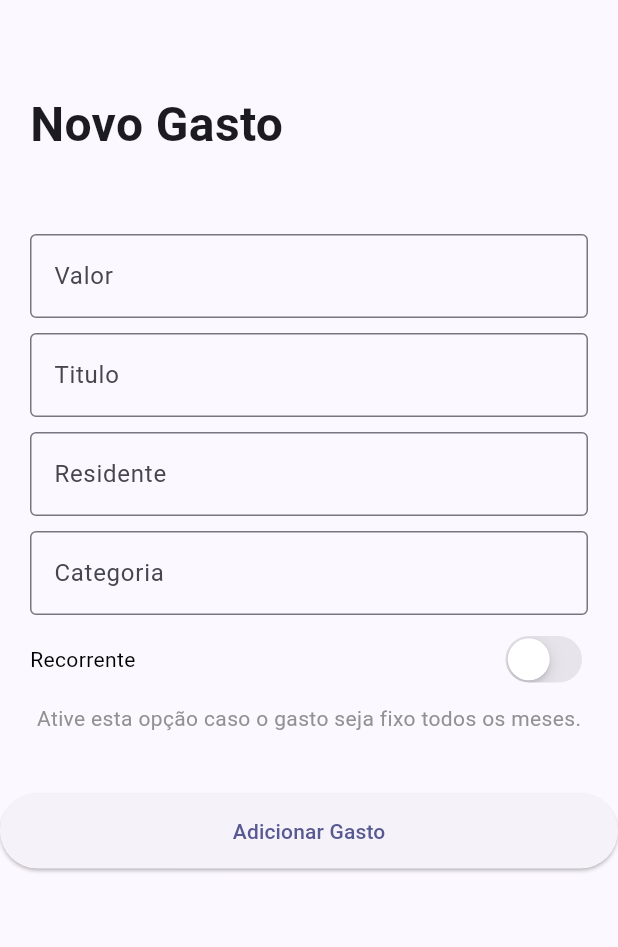
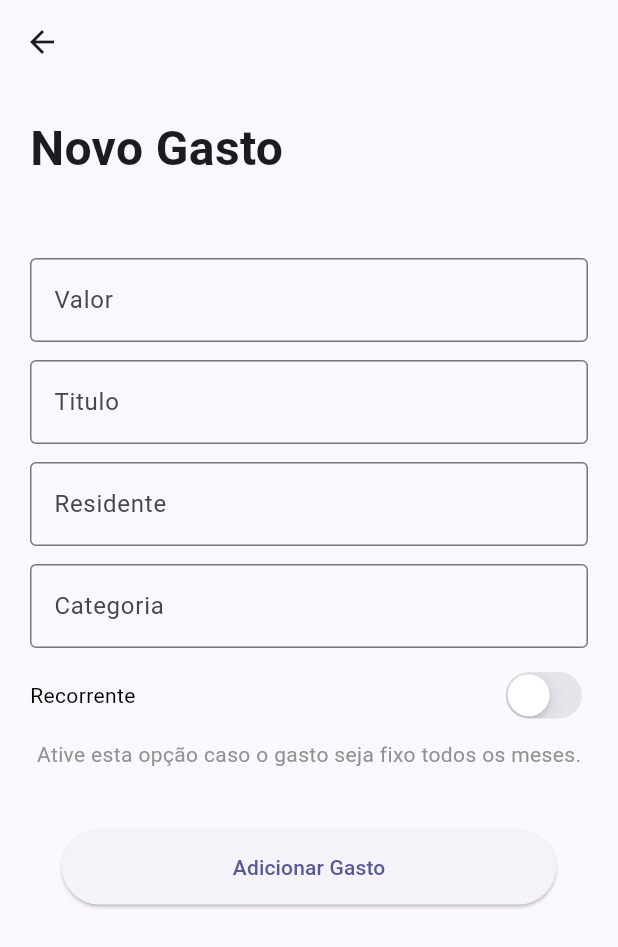
Before and after one commit to Redoze/Behome_-_DSI, a Flutter app: the GastosPage screen opened directly, on a phone screen of 412 x 824 dp. Shown: the top 947 px of the screen. Run offline on Flutter 3.47's test engine with Material 3 defaults, Android fonts, the phone set to English and light mode, and no system bars; our stand-ins replace cloud_firestore, firebase_auth, firebase_core, fluttertoast; accounts and stored records are empty.

Commit message:
Update gastos_page.dart
Correções menores

```diff
--- a/lib/pages/gastos_page.dart
+++ b/lib/pages/gastos_page.dart
@@ -75,13 +75,21 @@ class _GastosPageState extends State<GastosPage> {
     String userId = authService.user!.uid;
 
     return Scaffold(
-      body: Center(
+      appBar: AppBar(
+        leading: IconButton(
+          icon: Icon (Icons.arrow_back),
+          onPressed: () {
+            Navigator.of(context).pop();
+          },
+        ),
+      ),
+      body: SingleChildScrollView(
         child: Container(
           alignment: Alignment.topLeft,
           child: Column(
             crossAxisAlignment: CrossAxisAlignment.start,
             children: [
-              const SizedBox(height: 40),
+              // const SizedBox(height: 40),
               const Padding(
                 padding: EdgeInsets.all(20),
                 child: Column(
@@ -115,7 +123,7 @@ class _GastosPageState extends State<GastosPage> {
                           labelText: 'Valor',
                         ),
                       ),
-                      const SizedBox(height: 10),
+                      const SizedBox(height: 12),
                       TextFormField(
                         onChanged: (value) => titulo = value,
                         decoration: const InputDecoration(
@@ -123,7 +131,7 @@ class _GastosPageState extends State<GastosPage> {
                           labelText: 'Titulo',
                         ),
                       ),
-                      const SizedBox(height: 10),
+                      const SizedBox(height: 12),
                       TextFormField(
                         onChanged: (value) => residente = value,
                         decoration: const InputDecoration(
@@ -131,7 +139,7 @@ class _GastosPageState extends State<GastosPage> {
                           labelText: 'Residente',
                         ),
                       ),
-                      const SizedBox(height: 10),
+                      const SizedBox(height: 12),
                       TextFormField(
                         onChanged: (value) => categoria = value,
                         decoration: const InputDecoration(
@@ -139,7 +147,7 @@ class _GastosPageState extends State<GastosPage> {
                           labelText: 'Categoria',
                         ),
                       ),
-                      const SizedBox(height: 10),
+                      const SizedBox(height: 12),
                       // CupertinoSwitch
                       Row(
                         mainAxisAlignment: MainAxisAlignment.spaceBetween,
@@ -170,8 +178,9 @@ class _GastosPageState extends State<GastosPage> {
               ),
               Padding(
                 padding: const EdgeInsets.only(top: 20),
+                child: Center(
                   child: SizedBox(
-                  width: double.infinity,
+                    width: MediaQuery.of(context).size.width * 0.8,
                     child: ElevatedButton(
                       onPressed: () {
                         if (formKey.currentState!.validate()) {
@@ -185,6 +194,7 @@ class _GastosPageState extends State<GastosPage> {
                     ),
                   ),
                 ),
+              ),
             ],
           ),
         ),
```
Lines whose indentation alone changed are shown as unchanged.
